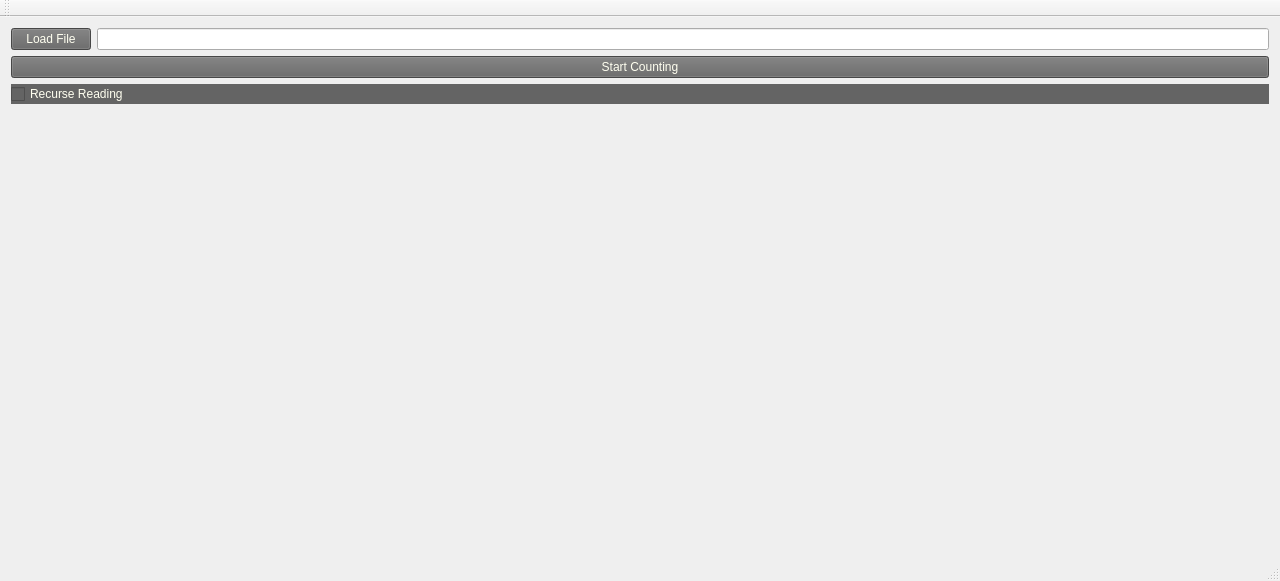
This is mainwindow.ui in CoderPants/Practice as Qt 5 draws it before an edit. The edited form follows.
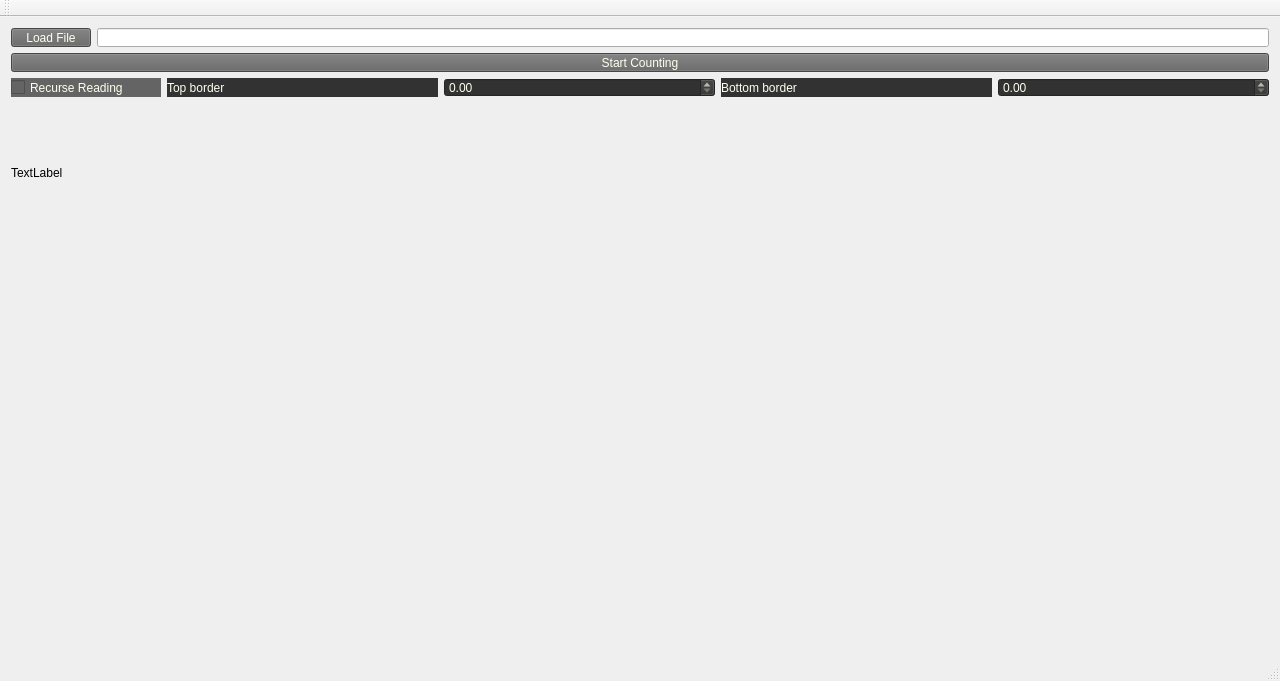
This is the edited form.

Commit message: Added waterwall graph, added filters for waterfall

Patch:
```diff
--- a/mainwindow.ui
+++ b/mainwindow.ui
@@ -7,7 +7,7 @@
     <x>0</x>
     <y>0</y>
     <width>1280</width>
-    <height>581</height>
+    <height>681</height>
    </rect>
   </property>
   <property name="windowTitle">
@@ -16,8 +16,8 @@
   <widget class="QWidget" name="centralWidget">
    <property name="minimumSize">
     <size>
-     <width>1280</width>
-     <height>520</height>
+     <width>1172</width>
+     <height>620</height>
     </size>
    </property>
    <layout class="QVBoxLayout" name="verticalLayout_3">
@@ -27,6 +27,12 @@
        <layout class="QHBoxLayout" name="horizontalLayout">
         <item>
          <widget class="QPushButton" name="loadFileBtn">
+          <property name="maximumSize">
+           <size>
+            <width>16777215</width>
+            <height>19</height>
+           </size>
+          </property>
           <property name="palette">
            <palette>
             <active>
@@ -209,12 +215,25 @@
          </widget>
         </item>
         <item>
-         <widget class="QLineEdit" name="filePathLine"/>
+         <widget class="QLineEdit" name="filePathLine">
+          <property name="maximumSize">
+           <size>
+            <width>16777215</width>
+            <height>19</height>
+           </size>
+          </property>
+         </widget>
         </item>
        </layout>
       </item>
       <item>
        <widget class="QPushButton" name="startCountingBtn">
+        <property name="maximumSize">
+         <size>
+          <width>16777215</width>
+          <height>19</height>
+         </size>
+        </property>
         <property name="styleSheet">
          <string notr="true">background-color: rgb(100,100,100);
 color : rgb(255,255,240);</string>
@@ -224,8 +243,24 @@
         </property>
        </widget>
       </item>
+     </layout>
+    </item>
+    <item>
+     <layout class="QHBoxLayout" name="horizontalFiltersLayout">
       <item>
        <widget class="QCheckBox" name="recurseReadingFlag">
+        <property name="minimumSize">
+         <size>
+          <width>100</width>
+          <height>0</height>
+         </size>
+        </property>
+        <property name="maximumSize">
+         <size>
+          <width>150</width>
+          <height>19</height>
+         </size>
+        </property>
         <property name="styleSheet">
          <string notr="true">background-color: rgb(100,100,100);
 color : rgb(255,255,240);</string>
@@ -235,16 +270,99 @@
         </property>
        </widget>
       </item>
+      <item>
+       <layout class="QHBoxLayout" name="horizontalTopFilterLayout">
+        <item>
+         <widget class="QLabel" name="topBrdLable">
+          <property name="maximumSize">
+           <size>
+            <width>16777215</width>
+            <height>19</height>
+           </size>
+          </property>
+          <property name="styleSheet">
+           <string notr="true">background-color: rgb(50,50,50);
+color : rgb(255,255,240);</string>
+          </property>
+          <property name="text">
+           <string>Top border</string>
+          </property>
+         </widget>
+        </item>
+        <item>
+         <widget class="QDoubleSpinBox" name="topSpinBox">
+          <property name="maximumSize">
+           <size>
+            <width>16777215</width>
+            <height>19</height>
+           </size>
+          </property>
+          <property name="styleSheet">
+           <string notr="true">background-color: rgb(50,50,50);
+color : rgb(255,255,240);</string>
+          </property>
+         </widget>
+        </item>
+       </layout>
+      </item>
+      <item>
+       <layout class="QHBoxLayout" name="horizontalBottomFilterLayout">
+        <item>
+         <widget class="QLabel" name="bottomBrdLable">
+          <property name="maximumSize">
+           <size>
+            <width>16777215</width>
+            <height>19</height>
+           </size>
+          </property>
+          <property name="styleSheet">
+           <string notr="true">background-color: rgb(50,50,50);
+color : rgb(255,255,240);</string>
+          </property>
+          <property name="text">
+           <string>Bottom border</string>
+          </property>
+         </widget>
+        </item>
+        <item>
+         <widget class="QDoubleSpinBox" name="bottomSpinBox">
+          <property name="maximumSize">
+           <size>
+            <width>16777215</width>
+            <height>19</height>
+           </size>
+          </property>
+          <property name="styleSheet">
+           <string notr="true">background-color: rgb(50,50,50);
+color : rgb(255,255,240);</string>
+          </property>
+         </widget>
+        </item>
+       </layout>
+      </item>
      </layout>
     </item>
     <item>
-     <layout class="QVBoxLayout" name="verticalLayout_2">
+     <layout class="QVBoxLayout" name="verticalGraphLayout">
+      <item>
+       <widget class="QLabel" name="waterFallLabel">
+        <property name="minimumSize">
+         <size>
+          <width>1172</width>
+          <height>80</height>
+         </size>
+        </property>
+        <property name="text">
+         <string>TextLabel</string>
+        </property>
+       </widget>
+      </item>
       <item>
        <widget class="QWidget" name="magnitudeGraph" native="true">
         <property name="minimumSize">
          <size>
-          <width>800</width>
-          <height>200</height>
+          <width>1172</width>
+          <height>400</height>
          </size>
         </property>
         <property name="layoutDirection">
```
Left out of the diff: 4 changed lines with no effect on the pictures. The commit also changes 3 other files.
